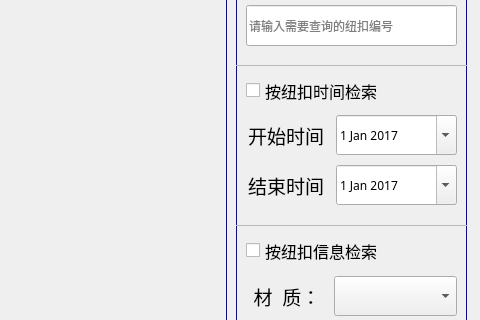
Above: Form/ButtonSelForm.ui from hkchenhao/MachineVisionControl before the change; both pictures show x 544 to 1024 and y 85 to 405 of the 1024 by 768 pixel window. Below: the same form after it.
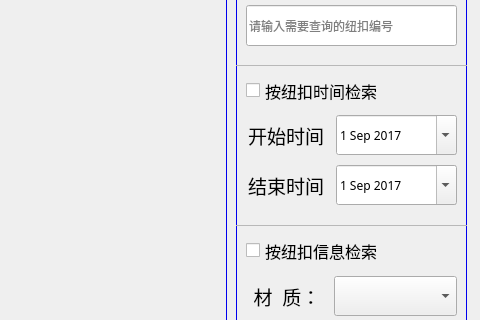
That is the form after the change. Icons and pictures are not drawn.

```diff
--- a/Form/ButtonSelForm.ui
+++ b/Form/ButtonSelForm.ui
@@ -1539,7 +1539,7 @@
        <property name="date">
         <date>
          <year>2017</year>
-         <month>1</month>
+         <month>9</month>
          <day>1</day>
         </date>
        </property>
@@ -1588,7 +1588,7 @@
        <property name="date">
         <date>
          <year>2017</year>
-         <month>1</month>
+         <month>9</month>
          <day>1</day>
         </date>
        </property>
```
